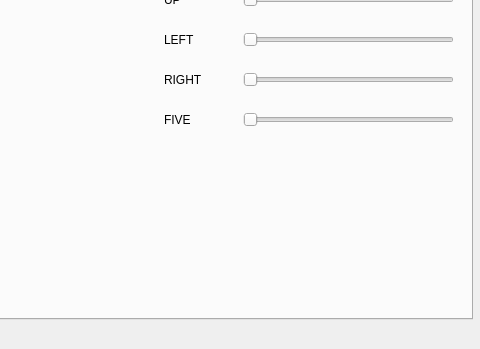
This is mainwindow.ui in ahmetcihan/hand_recognition as Qt 5 draws it before an edit; both pictures show x 208 to 688 and y 141 to 490 of the 688 by 490 pixel window. The edited form follows.
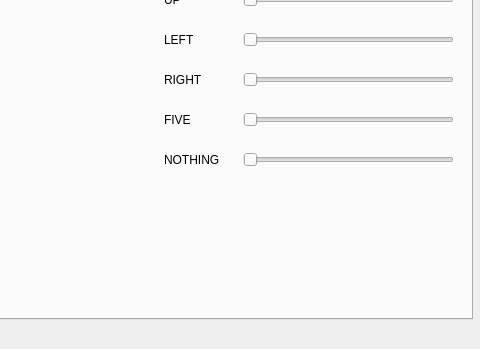
This is the edited form. The open tabs and pages were chosen to show the change.

Diff of the .ui file:
```diff
--- a/mainwindow.ui
+++ b/mainwindow.ui
@@ -1361,6 +1361,32 @@
        </property>
       </widget>
      </widget>
+     <widget class="QSlider" name="horizontalSlider_nothing">
+      <property name="geometry">
+       <rect>
+        <x>439</x>
+        <y>250</y>
+        <width>211</width>
+        <height>30</height>
+       </rect>
+      </property>
+      <property name="orientation">
+       <enum>Qt::Horizontal</enum>
+      </property>
+     </widget>
+     <widget class="QLabel" name="label_11">
+      <property name="geometry">
+       <rect>
+        <x>360</x>
+        <y>250</y>
+        <width>67</width>
+        <height>30</height>
+       </rect>
+      </property>
+      <property name="text">
+       <string>NOTHING</string>
+      </property>
+     </widget>
     </widget>
     <widget class="QWidget" name="tab_5">
      <attribute name="title">
```
Left out of the diff: 2 changed lines with no effect on the pictures.
